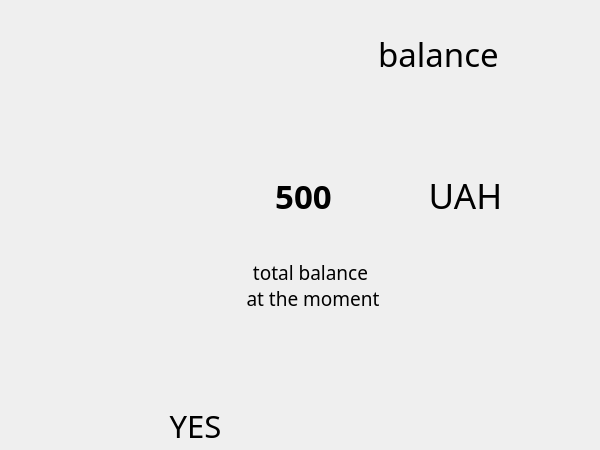
This is ATM/balance.ui in Darina77/ATMProject as Qt 5 draws it before an edit. The edited form follows.
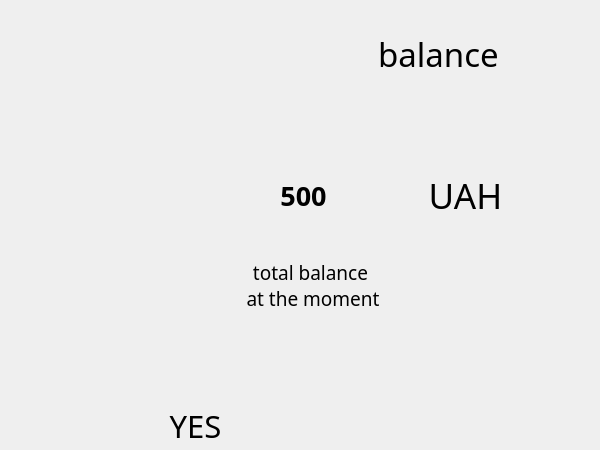
This is the edited form. Icons and pictures are not drawn.

```diff
--- a/ATM/balance.ui
+++ b/ATM/balance.ui
@@ -115,7 +115,7 @@
    <property name="font">
     <font>
      <family>KenVector Future</family>
-     <pointsize>25</pointsize>
+     <pointsize>20</pointsize>
      <weight>75</weight>
      <bold>true</bold>
     </font>
```
